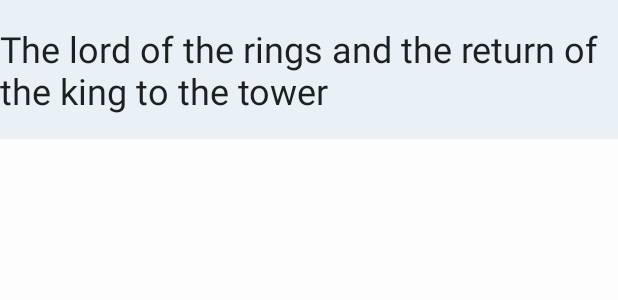
After one commit to Hessam-Emami/Block-Fetcher_UDF_FLOW_MVVM_Pagination, an Android app: the layout explore_item_venue.xml on its own in the app's theme, with its tools: preview values and no code run, on a phone screen of 412 x 824 dp. The commit adds this screen. Shown: the top 300 px of the screen. Run offline under Robolectric (Android 15) with nearby library versions, the phone set to English and light mode, and no system bars.

Commit message:
Create basic layouts to start implementing explore feature

```diff
--- /dev/null
+++ b/app/src/main/res/layout/explore_item_venue.xml
@@ -0,0 +1,23 @@
+<?xml version="1.0" encoding="utf-8"?>
+<androidx.constraintlayout.widget.ConstraintLayout xmlns:android="http://schemas.android.com/apk/res/android"
+    xmlns:app="http://schemas.android.com/apk/res-auto"
+    xmlns:tools="http://schemas.android.com/tools"
+    android:layout_width="match_parent"
+    android:layout_height="wrap_content"
+    android:background="@drawable/bg_rectangle_solid_white"
+    android:backgroundTint="@drawable/color_primary_alpha_10"
+    android:paddingTop="16dp"
+    android:paddingBottom="16dp">
+
+    <TextView
+        android:id="@+id/title"
+        android:layout_width="0dp"
+        android:layout_height="wrap_content"
+        android:textAppearance="@style/TextAppearance.MaterialComponents.Headline5"
+        app:layout_constraintBottom_toBottomOf="parent"
+        app:layout_constraintEnd_toEndOf="parent"
+        app:layout_constraintStart_toStartOf="parent"
+        app:layout_constraintTop_toTopOf="parent"
+        tools:text="The lord of the rings and the return of the king to the tower" />
+
+</androidx.constraintlayout.widget.ConstraintLayout>
--- a/app/src/main/res/navigation/main_nav_graph.xml
+++ b/app/src/main/res/navigation/main_nav_graph.xml
@@ -8,6 +8,6 @@
     <fragment
         android:id="@+id/exploreFragment"
         android:name="com.emami.blockfetcher.explore.ui.ExploreFragment"
-        android:label="Explore"
+        android:label="Discover Venues"
         tools:layout="@layout/explore_fragment" />
 </navigation>
--- a/app/src/main/res/values/strings.xml
+++ b/app/src/main/res/values/strings.xml
@@ -1,3 +1,5 @@
 <resources>
     <string name="app_name">Block Fetcher</string>
+    <string name="retry">Retry</string>
+    <string name="no_data">No data available to be shown</string>
 </resources>
--- a/app/src/main/res/values/themes.xml
+++ b/app/src/main/res/values/themes.xml
@@ -18,4 +18,9 @@
         <!-- Other       -->
         <item name="android:colorBackground">@color/white_two</item>
     </style>
+
+
+    <style name="ThemeOverlay.BlockFetcher.Progressbar" parent="">
+        <item name="android:indeterminateTint">?attr/colorPrimary</item>
+    </style>
 </resources>
```
Also changed, not shown: app/src/main/res/layout/explore_fragment.xml (+13 -1 lines), app/src/main/res/layout/explore_item_adapter_load_state.xml (added, +41 -0 lines).
